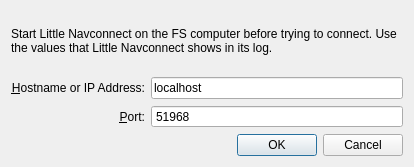
First picture: the form in src/connect/connectdialog.ui, repository albar965/littlenavmap, before the edit.
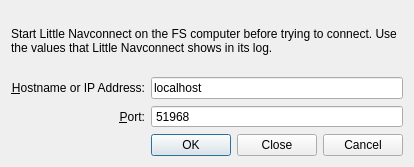
Second picture: the form after the edit.

Commit message: Added aircraft centering and action. Added disconnect button to dialog.

Patch:
```diff
--- a/src/connect/connectdialog.ui
+++ b/src/connect/connectdialog.ui
@@ -83,7 +83,7 @@
       <enum>Qt::Horizontal</enum>
      </property>
      <property name="standardButtons">
-      <set>QDialogButtonBox::Cancel|QDialogButtonBox::Ok</set>
+      <set>QDialogButtonBox::Cancel|QDialogButtonBox::Close|QDialogButtonBox::Ok</set>
      </property>
     </widget>
    </item>
```
The commit also changes 11 other files.
